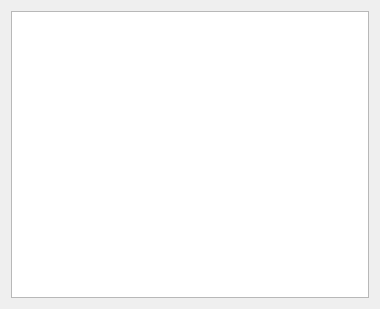
The window that OS_Project/lab1/corun/showtime.ui (pauvrepetit/HUST) describes before a commit, drawn with Qt 5.
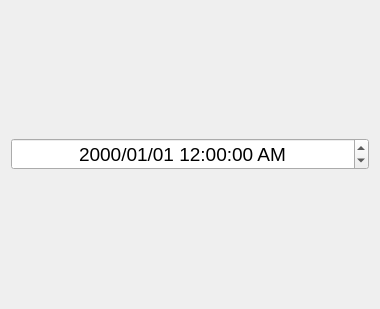
The same window after the commit.

Patch:
```diff
--- a/OS_Project/lab1/corun/showtime.ui
+++ b/OS_Project/lab1/corun/showtime.ui
@@ -15,12 +15,17 @@
   </property>
   <layout class="QGridLayout" name="gridLayout">
    <item row="0" column="0">
-    <widget class="QTextBrowser" name="textBrowser">
-     <property name="sizePolicy">
-      <sizepolicy hsizetype="Expanding" vsizetype="Expanding">
-       <horstretch>0</horstretch>
-       <verstretch>0</verstretch>
-      </sizepolicy>
+    <widget class="QDateTimeEdit" name="Time">
+     <property name="font">
+      <font>
+       <pointsize>14</pointsize>
+      </font>
+     </property>
+     <property name="alignment">
+      <set>Qt::AlignCenter</set>
+     </property>
+     <property name="displayFormat">
+      <string>yyyy/MM/dd hh:mm:ss AP</string>
      </property>
     </widget>
    </item>
```
